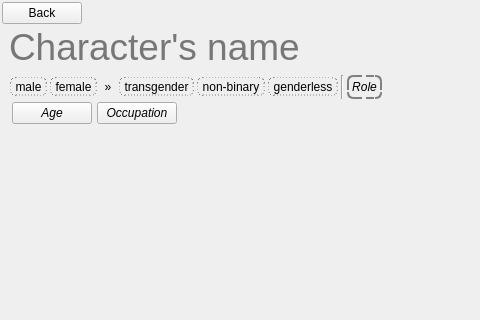
Qt form ui/character_editor.ui (zkovari/plotlyst) before a commit; both pictures show x 0 to 480 and y 0 to 320 of the 1067 by 610 pixel window.
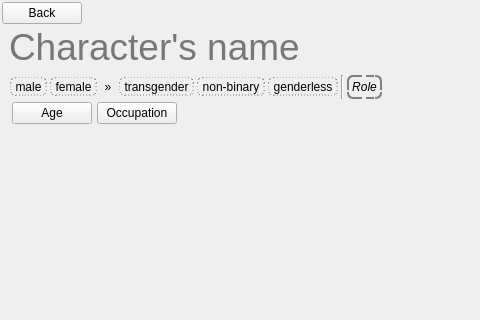
The same form after that commit. Custom widgets are drawn as their Qt base class.

Commit message: Extract stylesheets for age and occupation buttons

Patch:
```diff
--- a/ui/character_editor.ui
+++ b/ui/character_editor.ui
@@ -489,11 +489,6 @@
                   <verstretch>0</verstretch>
                  </sizepolicy>
                 </property>
-                <property name="font">
-                 <font>
-                  <italic>true</italic>
-                 </font>
-                </property>
                 <property name="text">
                  <string>Age</string>
                 </property>
@@ -513,11 +508,6 @@
                   <verstretch>0</verstretch>
                  </sizepolicy>
                 </property>
-                <property name="font">
-                 <font>
-                  <italic>true</italic>
-                 </font>
-                </property>
                 <property name="text">
                  <string>Occupation</string>
                 </property>
```
Left out of the diff: 14 changed lines with no effect on the pictures. The commit also changes 2 other files.
